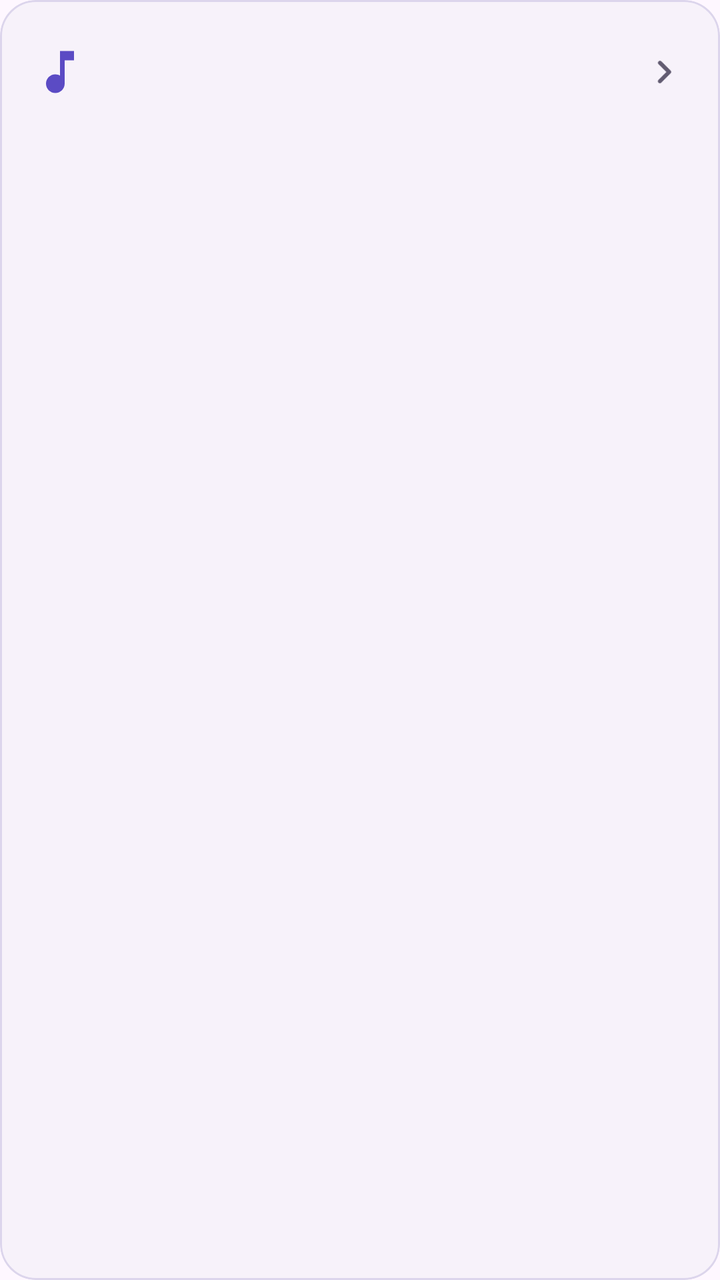
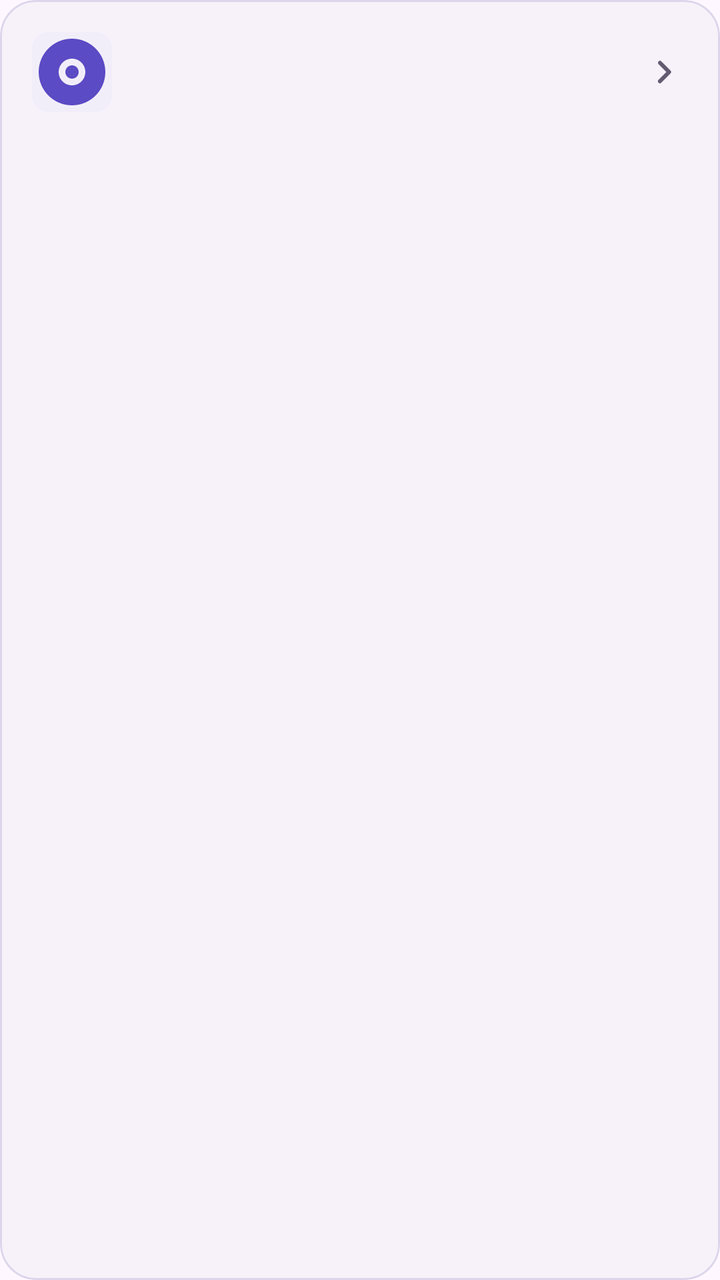

Compare the two renders of this Android layout. The source of the first and the diff that turns it into the second are given below.
<!-- AndroidManifest.xml: application theme Theme.MusicTagger -->
<!-- res/layout/item_song.xml -->
<?xml version="1.0" encoding="utf-8"?>
<com.google.android.material.card.MaterialCardView xmlns:android="http://schemas.android.com/apk/res/android"
    xmlns:app="http://schemas.android.com/apk/res-auto"
    style="@style/Widget.MusicTagger.Card"
    android:layout_width="match_parent"
    android:layout_height="wrap_content"
    android:layout_marginBottom="8dp"
    android:clickable="true"
    android:focusable="true">

    <LinearLayout
        android:layout_width="match_parent"
        android:layout_height="wrap_content"
        android:gravity="center_vertical"
        android:minHeight="72dp"
        android:orientation="horizontal"
        android:paddingHorizontal="16dp"
        android:paddingVertical="12dp"
        android:paddingStart="6dp">

        <com.google.android.material.checkbox.MaterialCheckBox
            android:id="@+id/check"
            android:layout_width="wrap_content"
            android:layout_height="wrap_content"
            android:clickable="false"
            android:focusable="false"
            android:visibility="gone" />

        <ImageView
            android:layout_width="28dp"
            android:layout_height="28dp"
            android:layout_marginStart="10dp"
            android:contentDescription="@string/app_name"
            android:src="@drawable/ic_music_note" />

        <LinearLayout
            android:layout_width="0dp"
            android:layout_height="wrap_content"
            android:layout_marginStart="16dp"
            android:layout_weight="1"
            android:orientation="vertical">

            <TextView
                android:id="@+id/title"
                android:layout_width="match_parent"
                android:layout_height="wrap_content"
                android:ellipsize="end"
                android:maxLines="1"
                android:textAppearance="?attr/textAppearanceTitleMedium" />

            <TextView
                android:id="@+id/subtitle"
                android:layout_width="match_parent"
                android:layout_height="wrap_content"
                android:layout_marginTop="2dp"
                android:ellipsize="end"
                android:maxLines="1"
                android:textAppearance="?attr/textAppearanceBodySmall"
                android:textColor="@color/text_secondary" />
        </LinearLayout>

        <ImageView
            android:id="@+id/chevron"
            android:layout_width="24dp"
            android:layout_height="24dp"
            android:contentDescription="@string/edit_title"
            android:src="@drawable/ic_chevron_right" />
    </LinearLayout>
</com.google.android.material.card.MaterialCardView>
<!-- resources referenced by this layout -->
<resources>
  <color name="text_secondary">#625B71</color>
  <!-- drawable ic_chevron_right (drawable) -->
  <vector xmlns:android="http://schemas.android.com/apk/res/android"
      android:width="24dp"
      android:height="24dp"
      android:viewportWidth="24"
      android:viewportHeight="24"
      android:tint="@color/text_secondary">
      <path
          android:fillColor="@android:color/white"
          android:pathData="M9.29,6.71a1,1 0,0 0,0 1.41L13.17,12l-3.88,3.88a1,1 0,1 0,1.41 1.41l4.59,-4.59a1,1 0,0 0,0 -1.41L10.7,6.7a1,1 0,0 0,-1.41,0z" />
  </vector>
  <!-- drawable ic_music_note (drawable) -->
  <vector xmlns:android="http://schemas.android.com/apk/res/android"
      android:width="24dp"
      android:height="24dp"
      android:viewportWidth="24"
      android:viewportHeight="24"
      android:tint="?attr/colorPrimary">
      <path
          android:fillColor="@android:color/white"
          android:pathData="M12,3v10.55c-0.59,-0.34 -1.27,-0.55 -2,-0.55 -2.21,0 -4,1.79 -4,4s1.79,4 4,4 4,-1.79 4,-4V7h4V3h-6z" />
  </vector>
  <string name="app_name">MusicTagger</string>
  <string name="edit_title">编辑标签</string>
  <style name="Widget.MusicTagger.Card" parent="Widget.Material3.CardView.Elevated">
          <item name="cardCornerRadius">18dp</item>
          <item name="cardElevation">0dp</item>
          <item name="strokeWidth">1dp</item>
          <item name="strokeColor">@color/outline</item>
      </style>
  <style name="Theme.MusicTagger" parent="Theme.Material3.DayNight.NoActionBar">
          <item name="colorPrimary">@color/brand_primary</item>
          <item name="colorOnPrimary">@color/brand_on_primary</item>
          <item name="colorPrimaryContainer">@color/brand_container</item>
          <item name="colorOnPrimaryContainer">@color/brand_on_container</item>
          <item name="colorSecondary">@color/brand_secondary</item>
          <item name="colorSurface">@color/surface</item>
          <item name="colorOnSurface">@color/text_primary</item>
          <item name="colorOnSurfaceVariant">@color/text_secondary</item>
          <item name="colorOutline">@color/outline</item>
          <item name="colorSurfaceVariant">@color/surface_variant</item>
          <item name="android:statusBarColor">@color/surface</item>
          <item name="android:navigationBarColor">@color/surface</item>
          <item name="android:windowLightStatusBar">true</item>
          <item name="android:windowLightNavigationBar">true</item>
      </style>
  <color name="outline">#DCD5EC</color>
  <color name="brand_primary">#5B4BC4</color>
  <color name="brand_on_primary">#FFFFFF</color>
  <color name="brand_container">#E6E1FF</color>
  <color name="brand_on_container">#1B1149</color>
  <color name="brand_secondary">#0F8A7E</color>
  <color name="surface">#FBF8FF</color>
  <color name="text_primary">#1C1B1F</color>
  <color name="surface_variant">#F2EEF9</color>
</resources>

<!-- the commit's change to res/layout/item_song.xml (unified diff, before → after) -->
@@ -26,12 +26,23 @@
             android:focusable="false"
             android:visibility="gone" />
 
-        <ImageView
-            android:layout_width="28dp"
-            android:layout_height="28dp"
+        <com.google.android.material.card.MaterialCardView
+            android:layout_width="40dp"
+            android:layout_height="40dp"
             android:layout_marginStart="10dp"
-            android:contentDescription="@string/app_name"
-            android:src="@drawable/ic_music_note" />
+            app:cardCornerRadius="8dp"
+            app:cardElevation="0dp"
+            app:strokeWidth="0dp">
+
+            <ImageView
+                android:id="@+id/cover"
+                android:layout_width="match_parent"
+                android:layout_height="match_parent"
+                android:background="@color/surface_variant"
+                android:contentDescription="@string/field_album"
+                android:scaleType="centerCrop"
+                android:src="@drawable/ic_album" />
+        </com.google.android.material.card.MaterialCardView>
 
         <LinearLayout
             android:layout_width="0dp"
<!-- resource entries referenced after the edit -->
@@ -1,6 +1,17 @@
 <!-- resources referenced by this layout -->
 <resources>
   <color name="text_secondary">#625B71</color>
+  <!-- drawable ic_album (drawable) -->
+  <vector xmlns:android="http://schemas.android.com/apk/res/android"
+      android:width="24dp"
+      android:height="24dp"
+      android:viewportWidth="24"
+      android:viewportHeight="24"
+      android:tint="?attr/colorPrimary">
+      <path
+          android:fillColor="@android:color/white"
+          android:pathData="M12,2C6.48,2 2,6.48 2,12s4.48,10 10,10 10,-4.48 10,-10S17.52,2 12,2zM12,16c-2.21,0 -4,-1.79 -4,-4s1.79,-4 4,-4 4,1.79 4,4 -1.79,4 -4,4zM12,10c-1.1,0 -2,0.9 -2,2s0.9,2 2,2 2,-0.9 2,-2 -0.9,-2 -2,-2z" />
+  </vector>
   <!-- drawable ic_chevron_right (drawable) -->
   <vector xmlns:android="http://schemas.android.com/apk/res/android"
       android:width="24dp"
@@ -12,19 +23,8 @@
           android:fillColor="@android:color/white"
           android:pathData="M9.29,6.71a1,1 0,0 0,0 1.41L13.17,12l-3.88,3.88a1,1 0,1 0,1.41 1.41l4.59,-4.59a1,1 0,0 0,0 -1.41L10.7,6.7a1,1 0,0 0,-1.41,0z" />
   </vector>
-  <!-- drawable ic_music_note (drawable) -->
-  <vector xmlns:android="http://schemas.android.com/apk/res/android"
-      android:width="24dp"
-      android:height="24dp"
-      android:viewportWidth="24"
-      android:viewportHeight="24"
-      android:tint="?attr/colorPrimary">
-      <path
-          android:fillColor="@android:color/white"
-          android:pathData="M12,3v10.55c-0.59,-0.34 -1.27,-0.55 -2,-0.55 -2.21,0 -4,1.79 -4,4s1.79,4 4,4 4,-1.79 4,-4V7h4V3h-6z" />
-  </vector>
-  <string name="app_name">MusicTagger</string>
   <string name="edit_title">编辑标签</string>
+  <string name="field_album">专辑</string>
   <style name="Widget.MusicTagger.Card" parent="Widget.Material3.CardView.Elevated">
           <item name="cardCornerRadius">18dp</item>
           <item name="cardElevation">0dp</item>
